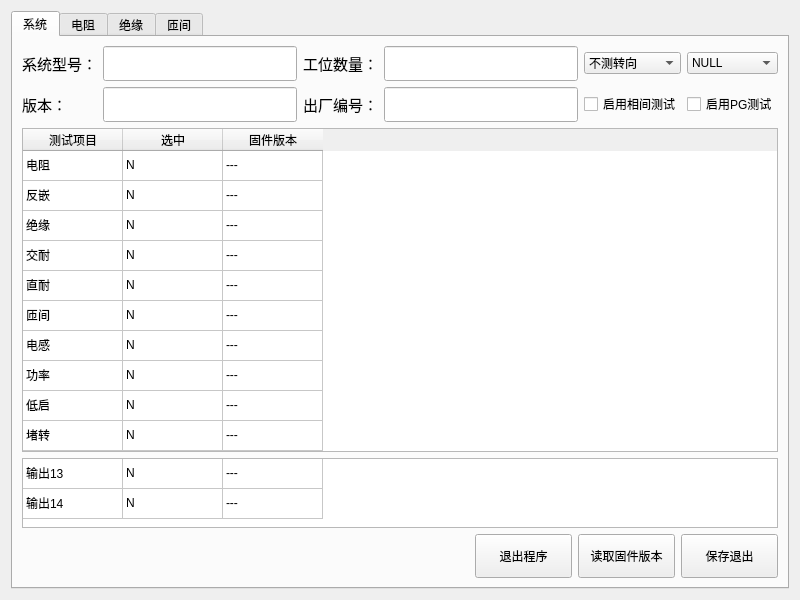
Old version of the form WinBack.ui in the repository bloglink/aip-tester.
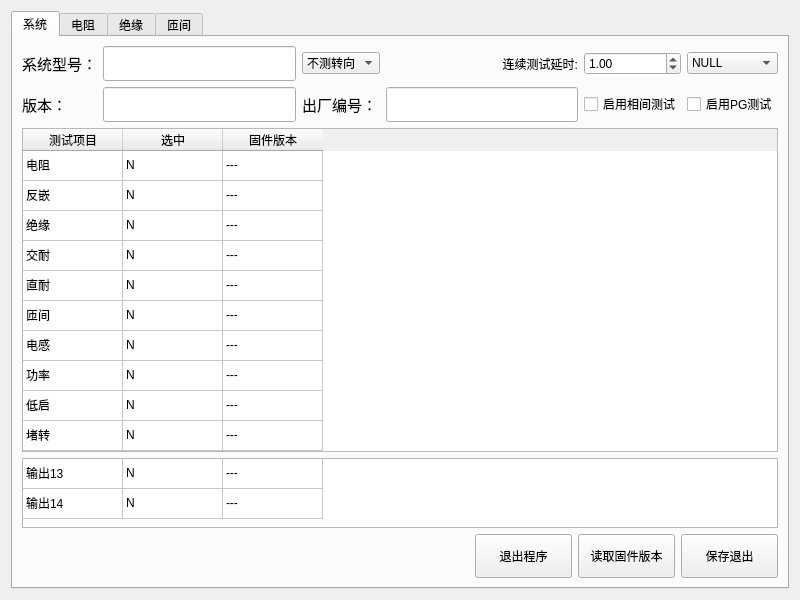
New version of the form.

Commit message: 修复:后台加入连续测试延时时间

```diff
--- a/WinBack.ui
+++ b/WinBack.ui
@@ -74,34 +74,6 @@
             </property>
            </widget>
           </item>
-          <item row="0" column="2">
-           <widget class="QLabel" name="label_7">
-            <property name="font">
-             <font>
-              <pointsize>11</pointsize>
-             </font>
-            </property>
-            <property name="styleSheet">
-             <string notr="true"/>
-            </property>
-            <property name="text">
-             <string>工位数量：</string>
-            </property>
-           </widget>
-          </item>
-          <item row="0" column="3">
-           <widget class="QLineEdit" name="text_station_number">
-            <property name="minimumSize">
-             <size>
-              <width>0</width>
-              <height>35</height>
-             </size>
-            </property>
-            <property name="focusPolicy">
-             <enum>Qt::ClickFocus</enum>
-            </property>
-           </widget>
-          </item>
           <item row="1" column="0">
            <widget class="QLabel" name="label_6">
             <property name="font">
@@ -203,7 +175,7 @@
             </item>
            </widget>
           </item>
-          <item row="0" column="4">
+          <item row="0" column="2">
            <widget class="QComboBox" name="BoxDir">
             <item>
              <property name="text">
@@ -222,6 +194,23 @@
             </item>
            </widget>
           </item>
+          <item row="0" column="3">
+           <widget class="QLabel" name="label_7">
+            <property name="text">
+             <string>连续测试延时:</string>
+            </property>
+            <property name="alignment">
+             <set>Qt::AlignRight|Qt::AlignTrailing|Qt::AlignVCenter</set>
+            </property>
+           </widget>
+          </item>
+          <item row="0" column="4">
+           <widget class="QDoubleSpinBox" name="BoxDelay">
+            <property name="value">
+             <double>1.000000000000000</double>
+            </property>
+           </widget>
+          </item>
          </layout>
         </widget>
        </item>
```
The commit also changes 3 other files.
